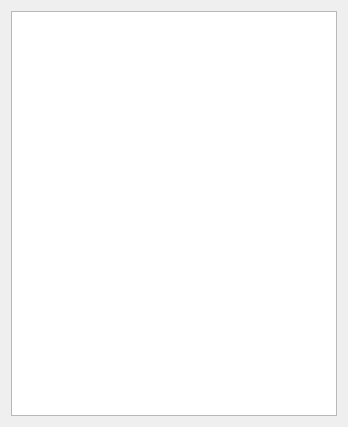
Before: the Qt Designer form src/ui/Playlist.ui in kuro/fyreware, drawn with Qt 5.
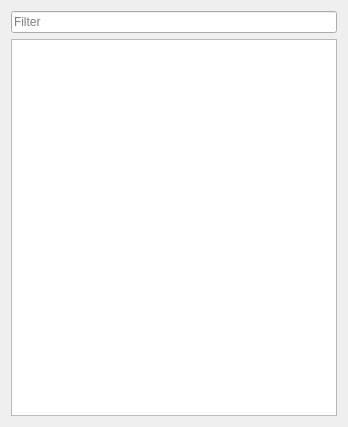
After: the same form once the commit is applied.

Commit message: filter/sort proxy model

Diff of the .ui file:
```diff
--- a/src/ui/Playlist.ui
+++ b/src/ui/Playlist.ui
@@ -17,6 +17,13 @@
    <string>Playlist</string>
   </property>
   <layout class="QVBoxLayout" name="verticalLayout">
+   <item>
+    <widget class="QLineEdit" name="filterLineEdit">
+     <property name="placeholderText" stdset="0">
+      <string>Filter</string>
+     </property>
+    </widget>
+   </item>
    <item>
     <widget class="QTableView" name="tableView">
      <property name="acceptDrops">
@@ -28,6 +35,18 @@
      <property name="dragDropMode">
       <enum>QAbstractItemView::DragDrop</enum>
      </property>
+     <property name="alternatingRowColors">
+      <bool>true</bool>
+     </property>
+     <property name="sortingEnabled">
+      <bool>true</bool>
+     </property>
+     <attribute name="horizontalHeaderStretchLastSection">
+      <bool>true</bool>
+     </attribute>
+     <attribute name="verticalHeaderVisible">
+      <bool>false</bool>
+     </attribute>
     </widget>
    </item>
   </layout>
```
The commit also changes 3 other files.
